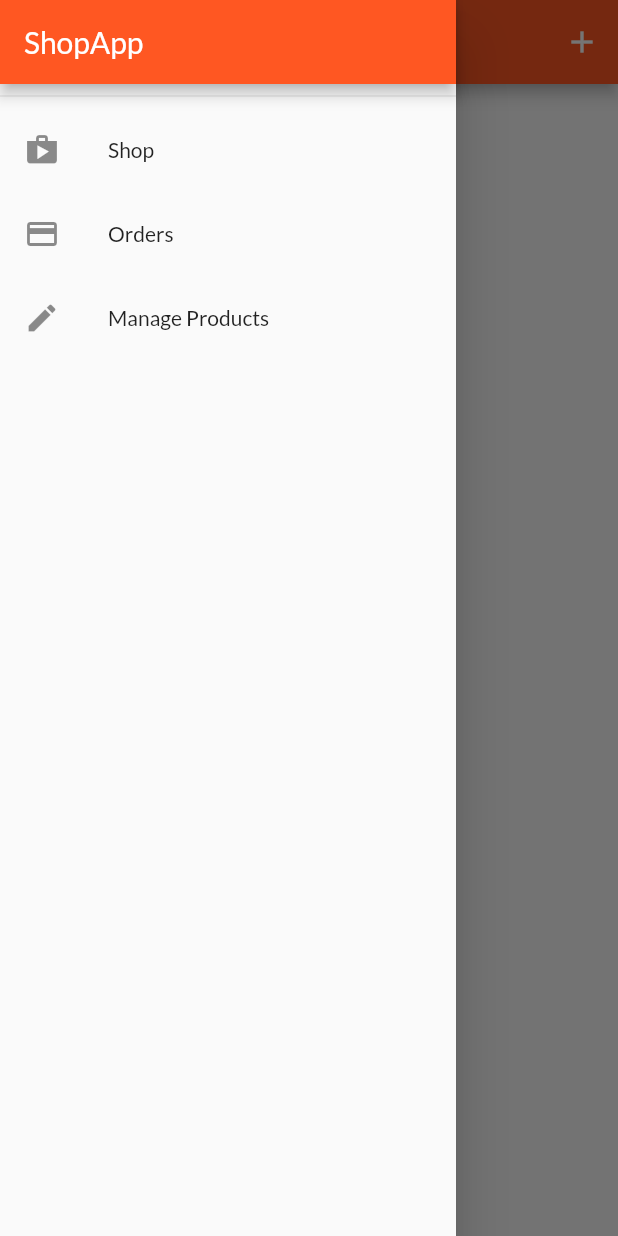
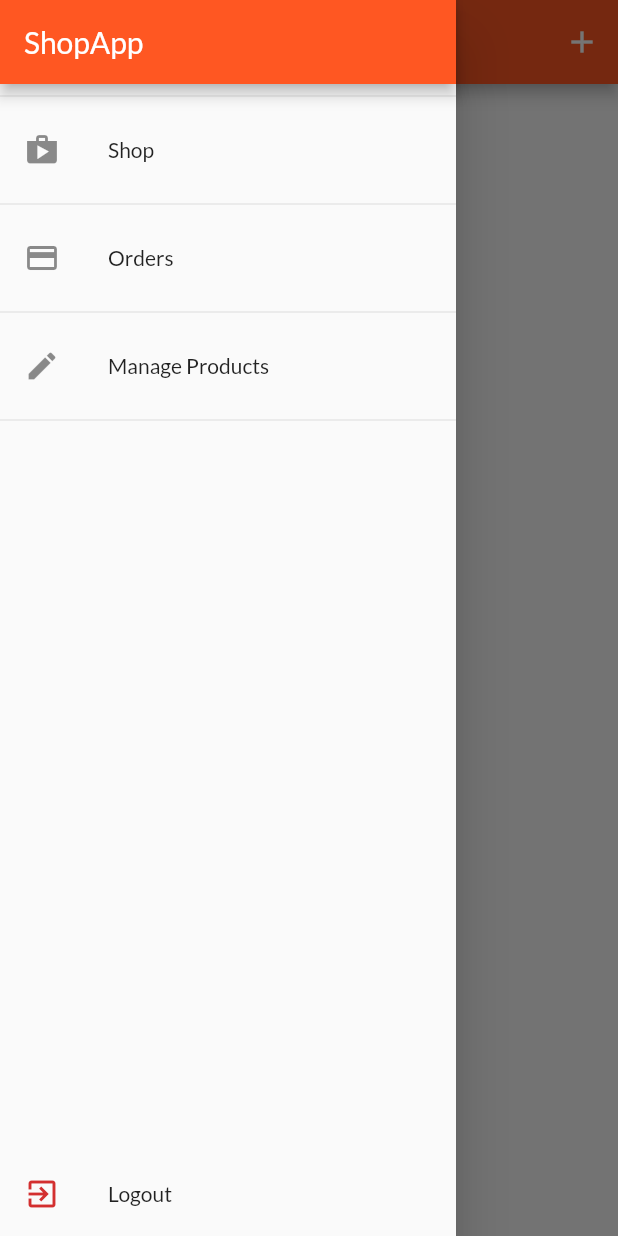
Before and after one commit to onur-yildiz/flutter-shop-app, a Flutter app: the UserProductsScreen screen opened by its route, with the side drawer open, on a phone screen of 412 x 824 dp. Run offline on Flutter 3.47's test engine with Material 2 defaults, Android fonts, the phone set to English and light mode, and no system bars; our stand-ins replace shared_preferences; accounts and stored records are empty; network calls fail.

```diff
--- a/lib/providers/orders.dart
+++ b/lib/providers/orders.dart
@@ -23,15 +23,17 @@ class OrderItem {
 class Orders with ChangeNotifier {
   List<OrderItem> _orders = [];
   final String authToken;
+  final String userId;
 
-  Orders(this.authToken, this._orders);
+  Orders(this.authToken, this.userId, this._orders);
 
   List<OrderItem> get orders {
     return [..._orders];
   }
 
   Future<void> fetchAndSetOrders() async {
-    final url = 'https://flutter-app-tutorial-cc123.firebaseio.com/orders.json?auth=$authToken';
+    final url =
+        'https://flutter-app-tutorial-cc123.firebaseio.com/orders/$userId.json?auth=$authToken';
     final List<OrderItem> loadedOrders = [];
     try {
       final response = await http.get(url);
@@ -70,7 +72,8 @@ class Orders with ChangeNotifier {
   }
 
   Future<void> addOrder(List<CartItem> cartProducts, double total) async {
-    final url = 'https://flutter-app-tutorial-cc123.firebaseio.com/orders.json?auth=$authToken';
+    final url =
+        'https://flutter-app-tutorial-cc123.firebaseio.com/orders/$userId.json?auth=$authToken';
     final timeStamp = DateTime.now();
     if (cartProducts.isEmpty) {
       return;
--- a/lib/widgets/app_drawer.dart
+++ b/lib/widgets/app_drawer.dart
@@ -1,4 +1,7 @@
 import 'package:flutter/material.dart';
+import 'package:provider/provider.dart';
+
+import 'package:flutter_shop_app/providers/auth.dart';
 import 'package:flutter_shop_app/screens/orders_screen.dart';
 import 'package:flutter_shop_app/screens/user_products_screen.dart';
 
@@ -20,21 +23,39 @@ class AppDrawer extends StatelessWidget {
               Navigator.of(context).pushReplacementNamed('/');
             },
           ),
+          Divider(),
           ListTile(
             leading: Icon(Icons.payment),
             title: Text('Orders'),
             onTap: () {
-              Navigator.of(context)
-                  .pushReplacementNamed(OrdersScreen.routeName);
+              Navigator.of(context).pushReplacementNamed(OrdersScreen.routeName);
             },
           ),
+          Divider(),
           ListTile(
             leading: Icon(Icons.edit),
             title: Text('Manage Products'),
             onTap: () {
-              Navigator.of(context)
-                  .pushReplacementNamed(UserProductsScreen.routeName);
+              Navigator.of(context).pushReplacementNamed(UserProductsScreen.routeName);
             },
+          ),
+          Divider(),
+          Expanded(
+            child: Align(
+              alignment: Alignment.bottomCenter,
+              child: ListTile(
+                leading: Icon(
+                  Icons.exit_to_app,
+                  color: Theme.of(context).errorColor,
+                ),
+                title: Text('Logout'),
+                onTap: () {
+                  Navigator.of(context).pop();
+                  Navigator.of(context).pushReplacementNamed('/');
+                  Provider.of<Auth>(context, listen: false).logout();
+                },
+              ),
+            ),
           ),
         ],
       ),
--- a/pubspec.yaml
+++ b/pubspec.yaml
@@ -26,6 +26,7 @@ dependencies:
   intl: ^0.16.1
   provider: ^4.3.2
   http: ^0.12.2
+  shared_preferences: ^0.5.10
 
 
   # The following adds the Cupertino Icons font to your application.
```
Also changed, not shown: lib/main.dart (+12 -2 lines), lib/providers/auth.dart (+48 -0 lines), lib/screens/splash_screen.dart (added, +12 -0 lines), pubspec.lock.
